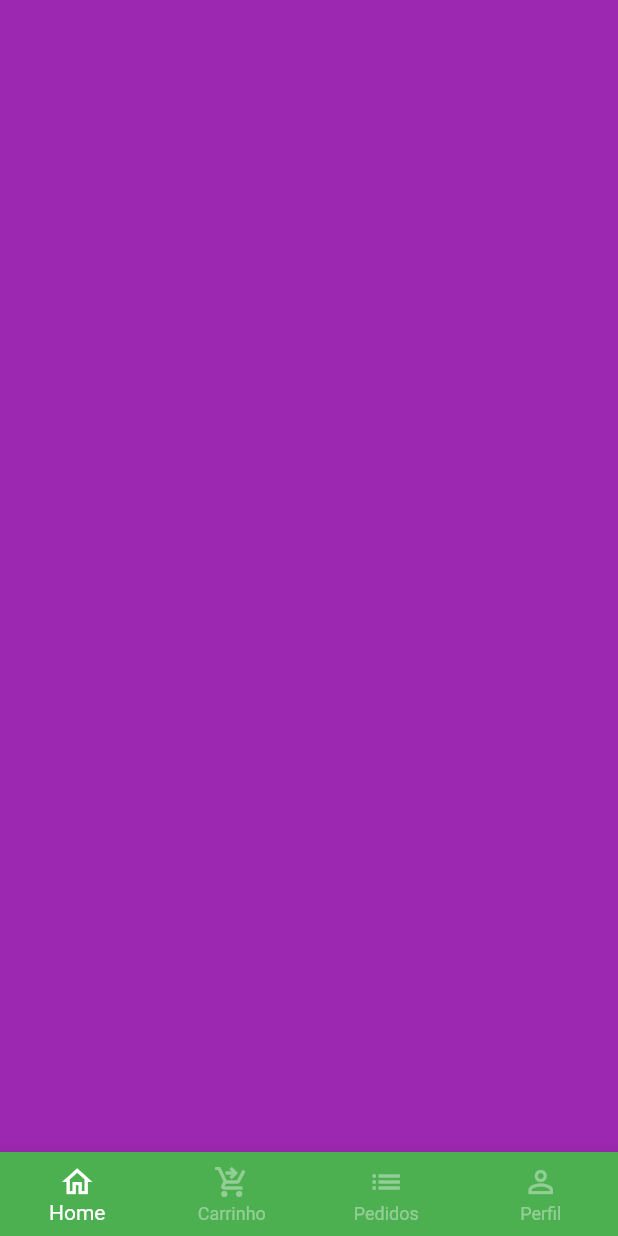
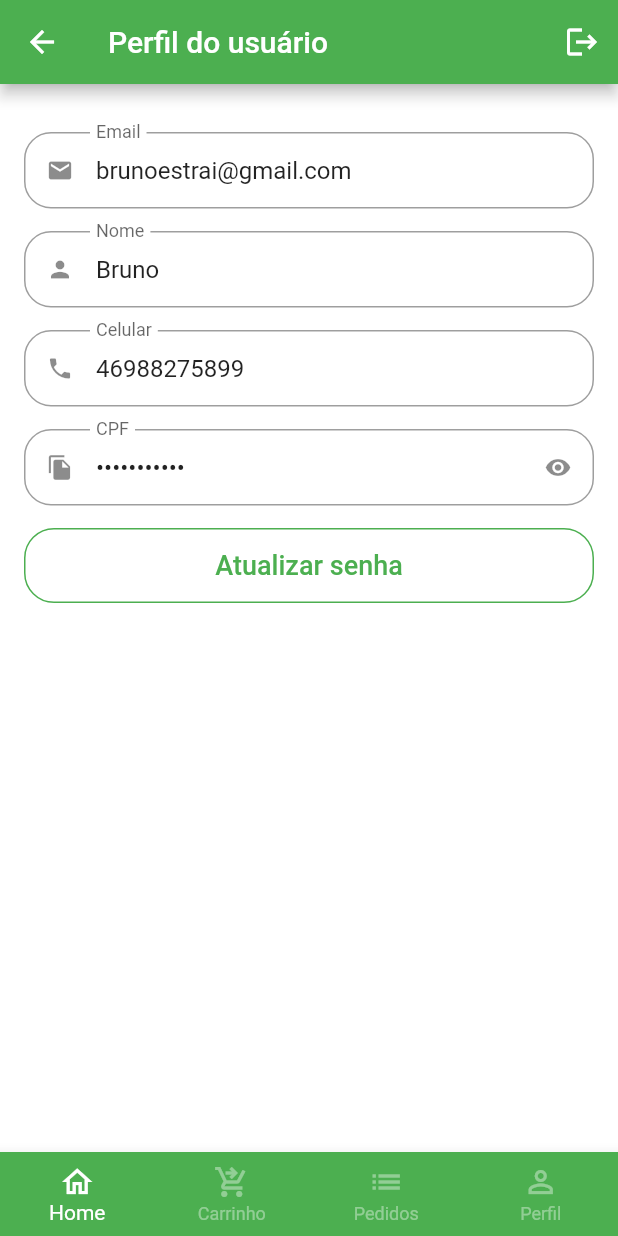
Before and after one commit to BREstrai/quitanda, a Flutter app: the BaseScreen screen opened directly, swiped to page 4, on a phone screen of 412 x 824 dp. Run offline on Flutter 3.47's test engine with Material 2 defaults, Android fonts, the phone set to English and light mode, and no system bars; our stand-ins replace animated_text_kit, badges, mask_text_input_formatter.

Commit message:
Tela de perfil de usuário

```diff
--- a/lib/src/config/app_data.dart
+++ b/lib/src/config/app_data.dart
@@ -1,5 +1,6 @@
 import 'package:quitanda/src/models/cart_item_model.dart';
 import 'package:quitanda/src/models/item_model.dart';
+import 'package:quitanda/src/models/user_model.dart';
 
 ItemModel maca = ItemModel(
   description:
@@ -87,3 +88,10 @@ List<CartItemModel> cartItems = [
     quantity: 3,
   ),
 ];
+
+UserModel userModel = UserModel(
+    name: "Bruno",
+    password: "brestrai",
+    email: "brunoestrai@gmail.com",
+    phone: "46988275899",
+    cpf: "00000000000");
--- /dev/null
+++ b/lib/src/models/user_model.dart
@@ -0,0 +1,15 @@
+class UserModel {
+  String name;
+  String email;
+  String phone;
+  String cpf;
+  String password;
+
+  UserModel({
+    required this.name,
+    required this.password,
+    required this.email,
+    required this.phone,
+    required this.cpf,
+  });
+}
--- a/lib/src/pages/auth/sign_in_screen.dart
+++ b/lib/src/pages/auth/sign_in_screen.dart
@@ -1,6 +1,6 @@
 import 'package:animated_text_kit/animated_text_kit.dart';
 import 'package:flutter/material.dart';
-import 'package:quitanda/src/pages/auth/components/custom_text_field.dart';
+import 'package:quitanda/src/pages/common_widgets/custom_text_field.dart';
 import 'package:quitanda/src/pages/auth/sing_up_screen.dart';
 import 'package:quitanda/src/pages/base/base_screen.dart';
 import 'package:quitanda/src/config/custom_colors.dart';
--- a/lib/src/pages/auth/sing_up_screen.dart
+++ b/lib/src/pages/auth/sing_up_screen.dart
@@ -1,6 +1,6 @@
 import 'package:flutter/material.dart';
 import 'package:mask_text_input_formatter/mask_text_input_formatter.dart';
-import 'package:quitanda/src/pages/auth/components/custom_text_field.dart';
+import 'package:quitanda/src/pages/common_widgets/custom_text_field.dart';
 import 'package:quitanda/src/config/custom_colors.dart';
 
 class SignUpScreen extends StatelessWidget {
--- a/lib/src/pages/base/base_screen.dart
+++ b/lib/src/pages/base/base_screen.dart
@@ -1,6 +1,7 @@
 import 'package:flutter/material.dart';
 import 'package:quitanda/src/pages/cart/cart_tab.dart';
 import 'package:quitanda/src/pages/home/home_tab.dart';
+import 'package:quitanda/src/pages/profile/profile_tab.dart';
 
 class BaseScreen extends StatefulWidget {
   const BaseScreen({Key? key}) : super(key: key);
@@ -22,13 +23,11 @@ class _BaseScreenState extends State<BaseScreen> {
         controller: pageController,
         children: [
           const HomeTab(),
-          CartTab(),
+          const CartTab(),
           Container(
             color: Colors.blue,
           ),
-          Container(
-            color: Colors.purple,
-          ),
+          const ProfileTab(),
         ],
       ),
       bottomNavigationBar: BottomNavigationBar(
--- a/lib/src/pages/auth/components/custom_text_field.dart
+++ b/lib/src/pages/common_widgets/custom_text_field.dart
@@ -6,6 +6,8 @@ class CustomTextField extends StatefulWidget {
   final String label;
   final bool isSecret;
   final List<TextInputFormatter>? inputFormatter;
+  final String? initialValue;
+  final bool isReadOnly;
 
   const CustomTextField({
     Key? key,
@@ -13,6 +15,8 @@ class CustomTextField extends StatefulWidget {
     required this.label,
     this.inputFormatter,
     this.isSecret = false,
+    this.initialValue,
+    this.isReadOnly = false,
   }) : super(key: key);
 
   @override
@@ -32,6 +36,8 @@ class _CustomTextFieldState extends State<CustomTextField> {
     return Padding(
       padding: const EdgeInsets.only(bottom: 15),
       child: TextFormField(
+        readOnly: widget.isReadOnly,
+        initialValue: widget.initialValue,
         inputFormatters: widget.inputFormatter,
         obscureText: isObscure,
         decoration: InputDecoration(
--- /dev/null
+++ b/lib/src/pages/profile/profile_tab.dart
@@ -0,0 +1,159 @@
+import 'package:quitanda/src/config/app_data.dart' as appData;
+import 'package:flutter/material.dart';
+import 'package:quitanda/src/pages/common_widgets/custom_text_field.dart';
+
+class ProfileTab extends StatefulWidget {
+  const ProfileTab({Key? key}) : super(key: key);
+
+  @override
+  State<ProfileTab> createState() => _ProfileTabState();
+}
+
+class _ProfileTabState extends State<ProfileTab> {
+  @override
+  Widget build(BuildContext context) {
+    return Scaffold(
+      appBar: AppBar(
+        title: const Text(
+          "Perfil do usuário",
+        ),
+        actions: [
+          IconButton(
+            onPressed: () {},
+            icon: Icon(Icons.logout),
+          ),
+        ],
+      ),
+      body: ListView(
+        physics: BouncingScrollPhysics(),
+        padding: const EdgeInsets.fromLTRB(16, 32, 16, 16),
+        children: [
+          CustomTextField(
+            iconData: Icons.email,
+            label: "Email",
+            initialValue: appData.userModel.email,
+            isReadOnly: true,
+          ),
+          CustomTextField(
+            iconData: Icons.person,
+            label: "Nome",
+            initialValue: appData.userModel.name,
+            isReadOnly: true,
+          ),
+          CustomTextField(
+            iconData: Icons.phone,
+            label: "Celular",
+            initialValue: appData.userModel.phone,
+            isReadOnly: true,
+          ),
+          CustomTextField(
+            iconData: Icons.file_copy,
+            label: "CPF",
+            isSecret: true,
+            initialValue: appData.userModel.cpf,
+            isReadOnly: true,
+          ),
+
+          //Botão de atualização de senha
+          SizedBox(
+            height: 50,
+            child: OutlinedButton(
+              style: OutlinedButton.styleFrom(
+                  shape: RoundedRectangleBorder(
+                    borderRadius: BorderRadius.circular(20),
+                  ),
+                  side: const BorderSide(
+                    color: Colors.green,
+                  )),
+              onPressed: () {
+                updatePassword();
+              },
+              child: const Text(
+                "Atualizar senha",
+                style: TextStyle(
+                  fontSize: 18,
+                ),
+              ),
+            ),
+          )
+        ],
+      ),
+    );
+  }
+
+  Future<bool?> updatePassword() {
+    return showDialog(
+      context: context,
+      builder: (context) {
+        return Dialog(
+          shape: RoundedRectangleBorder(
+            borderRadius: BorderRadius.circular(20),
+          ),
+          child: Stack(
+            children: [
+              Padding(
+                padding: const EdgeInsets.all(16),
+                child: Column(
+                  crossAxisAlignment: CrossAxisAlignment.stretch,
+                  mainAxisSize: MainAxisSize.min,
+                  children: [
+                    const Padding(
+                      padding: EdgeInsets.symmetric(
+                        vertical: 12,
+                      ),
+                      child: Text(
+                        "Atualização de senha",
+                        textAlign: TextAlign.center,
+                        style: TextStyle(
+                          fontSize: 18,
+                          fontWeight: FontWeight.bold,
+                        ),
+                      ),
+                    ),
+                    const CustomTextField(
+                      iconData: Icons.lock,
+                      label: "Senha atual",
+                      isSecret: true,
+                    ),
+                    const CustomTextField(
+                      iconData: Icons.lock_outline,
+                      label: "Nova Senha",
+                      isSecret: true,
+                    ),
+                    const CustomTextField(
+                      iconData: Icons.lock_outline,
+                      label: "Confirmar nova senha",
+                      isSecret: true,
+                    ),
+                    SizedBox(
+                      height: 45,
+                      child: ElevatedButton(
+                        onPressed: () {},
+                        child: const Text("Atualizar"),
+                        style: ElevatedButton.styleFrom(
+                          shape: RoundedRectangleBorder(
+                            borderRadius: BorderRadius.circular(20),
+                          ),
+                        ),
+                      ),
+                    )
+                  ],
+                ),
+              ),
+              Positioned(
+                top: 5,
+                right: 5,
+                child: IconButton(
+                  onPressed: () {
+                    Navigator.of(context).pop();
+                  },
+                  icon: const Icon(Icons.close),
+                ),
+              ),
+            ],
+          ),
+        );
+      },
+    );
+  }
+}
```
